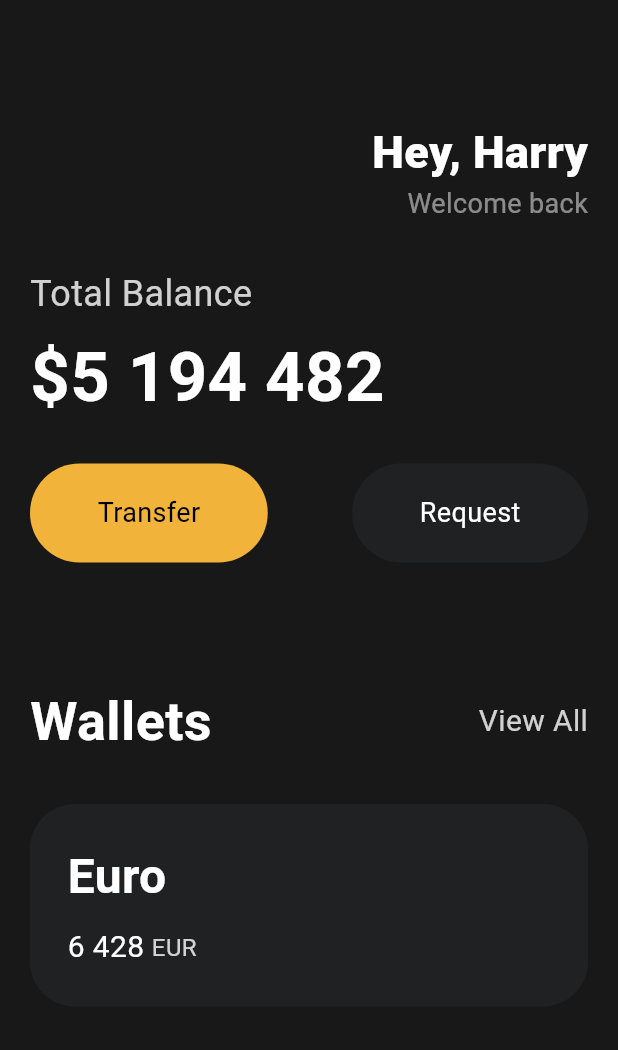
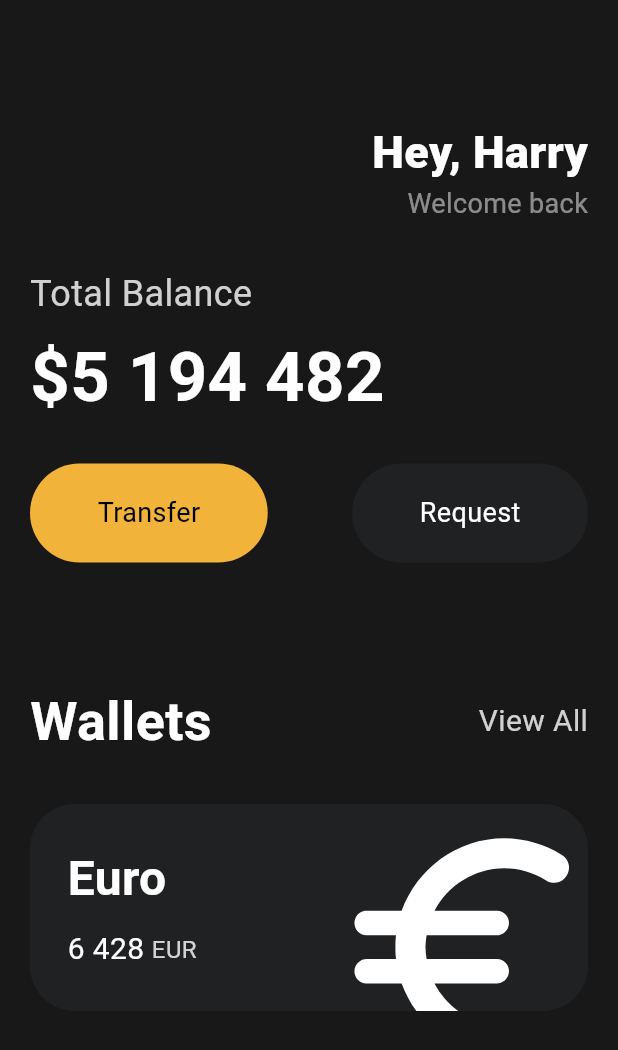
Before and after one commit to thekuhn37/flutter_UI_practice, a Flutter app: the screen it shows after launch, on a phone screen of 412 x 824 dp. Shown: the top 1050 px of the screen. Run offline on Flutter 3.47's test engine with Material 3 defaults, Android fonts, the phone set to English and light mode, and no system bars.

Commit message:
3.7 Icons and Transformation

```diff
--- a/lib/main.dart
+++ b/lib/main.dart
@@ -124,6 +124,7 @@ class App extends StatelessWidget {
                   height: 30,
                 ),
                 Container(
+                  clipBehavior: Clip.hardEdge,
                   decoration: BoxDecoration(
                     color: const Color.fromRGBO(31, 33, 35, 1),
                     borderRadius: BorderRadius.circular(30),
@@ -133,6 +134,7 @@ class App extends StatelessWidget {
                       25,
                     ),
                     child: Row(
+                      mainAxisAlignment: MainAxisAlignment.spaceBetween,
                       children: [
                         Column(
                           crossAxisAlignment: CrossAxisAlignment.start,
@@ -146,7 +148,6 @@ class App extends StatelessWidget {
                             ),
                             const SizedBox(height: 10),
                             Row(
-                              mainAxisAlignment: MainAxisAlignment.spaceBetween,
                               children: [
                                 const Text(
                                   '6 428',
@@ -165,7 +166,19 @@ class App extends StatelessWidget {
                             )
                           ],
                         ),
-                        Container(),
+                        const SizedBox(width: 30),
+                        Transform.scale(
+                          scale: 2.2,
+                          child: Transform.translate(
+                            offset: const Offset(-5, 12),
+                            child: const Icon(
+                              Icons.euro_rounded,
+                              color: Colors.white,
+                              size: 88,
+                              weight: 10,
+                            ),
+                          ),
+                        ),
                       ],
                     ),
                   ),
--- a/lib/widgets/card.dart
+++ b/lib/widgets/card.dart
@@ -0,0 +1,10 @@
+import 'package:flutter/material.dart';
+
+class Card extends StatelessWidget {
+  const Card({super.key});
+
+  @override
+  Widget build(BuildContext context) {
+    return const Placeholder();
+  }
+}
```
